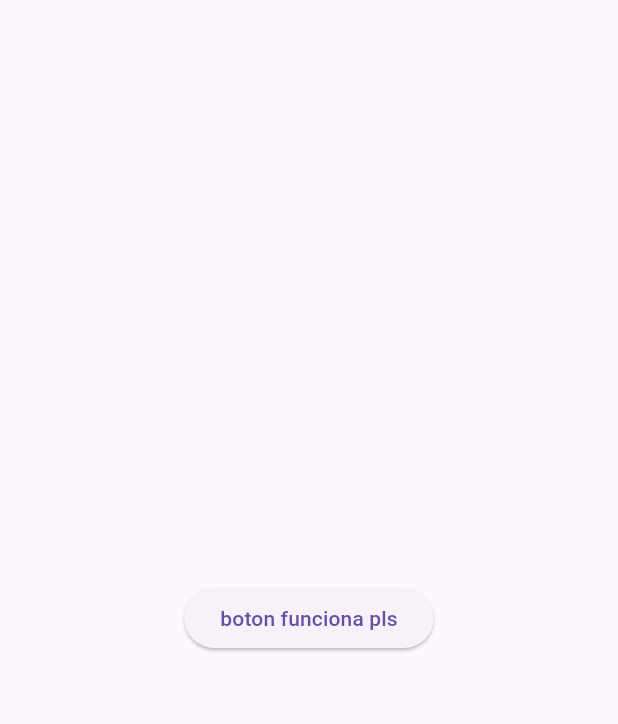
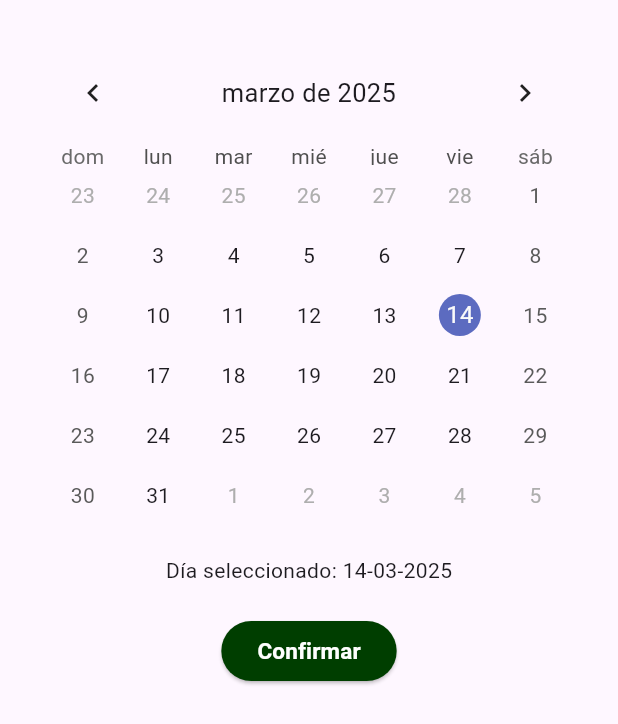
Before and after one commit to PGMerino/app_asistencias, a Flutter app: the Fecha_popUp widget shown alone on an empty page, opened directly, on a phone screen of 412 x 824 dp. Shown: the top 724 px of the screen. Run offline on Flutter 3.47's test engine with Material 3 defaults, Android fonts, the phone set to English and light mode, and no system bars; drawn by our look-alikes of table_calendar.

Commit message:
- 0 verificaciones y validaciones. - Pantallas con textos de prueba: Clases, fecha, profesores y notificaciones. - ModdalBottom fecha, implementado con botón, día seleccionado, opción de seleccionar otros días, idioma en español y poder moverse. - En fecha hay que poner que el día seleccionado y confirmar tengan un lugar fijo que no se adapten según el calendario arriba y abajo. - En fecha cuando pulses confirmar que se quede esta fecha establecida, ahora cuando le das a confirmar y vuelves a fecha vuelve a estar la del día de hoy. - Verificar si al darle confirmar se cambia el día seleccionado a la que hemos seleccionado.

```diff
--- a/lib/pages/alertas.dart
+++ b/lib/pages/alertas.dart
@@ -6,8 +6,10 @@ class Alertas_Page extends StatelessWidget {
 
   @override
   Widget build(BuildContext context) {
-    return Center(
-      child: Text('prueba pag alertas'),
+    return Scaffold(
+      body: Center(
+        child: Text("Pagina de alertas"),
+      )
     );
   }
 }
--- a/lib/pages/clases.dart
+++ b/lib/pages/clases.dart
@@ -6,8 +6,10 @@ class Clases_Page extends StatelessWidget {
 
   @override
   Widget build(BuildContext context) {
-    return Center(
-      child: Text('prueba pag clases'),
+    return Scaffold(
+      body: Center(
+          child: Text('prueba pag clases')
+      ),
     );
   }
 }
--- a/lib/pages/fecha.dart
+++ b/lib/pages/fecha.dart
@@ -1,29 +1,91 @@
 import 'package:app_asistencias/widgets/barra_nav.dart';
 import 'package:flutter/material.dart';
+import 'package:intl/date_symbol_data_local.dart';
+import 'package:intl/intl.dart';
+import 'package:table_calendar/table_calendar.dart';
 
-class Fecha_popUp extends StatelessWidget {
+class Fecha_popUp extends StatefulWidget {
   const Fecha_popUp({super.key});
 
   @override
+  State<Fecha_popUp> createState() => _Fecha_popUpState();
+}
+
+class _Fecha_popUpState extends State<Fecha_popUp> {
+  late DateTime fecha = DateTime.now();
+  late DateTime _focusedDay = DateTime.now();
+
+  @override
+  void initState() {
+    super.initState();
+    fecha = DateTime.now(); // Inicializamos la fecha con la actual
+    _focusedDay = fecha;
+    initializeDateFormatting();
+  }
+
+  void _onSelectedDay(DateTime selectedDay, DateTime focusedDay) {
+    setState(() {
+      fecha = selectedDay; // Ahora actualiza bien la fecha
+      _focusedDay = focusedDay;
+    });
+  }
+
+  @override
   Widget build(BuildContext context) {
-    return Center(
-        child: ElevatedButton(
-            child: Text('boton funciona pls'),
+    return Container(
+      width: double.infinity,
+      padding: EdgeInsets.all(30),
+      child: Column(
+        children: [
+          TableCalendar(
+            rowHeight: 40,
+            locale: 'es_ES',
+            availableGestures: AvailableGestures.all,
+            onDaySelected: _onSelectedDay,
+            selectedDayPredicate: (day) => isSameDay(day, fecha),
+            focusedDay: _focusedDay,
+            // Fecha marcada (La actual)
+            firstDay: DateTime.utc(2000, 1, 1),
+            // Comienza el calendario
+            lastDay: DateTime.utc(2090, 31, 12),
+            calendarFormat: CalendarFormat.month, // Formato por defecto
+            headerStyle: HeaderStyle(
+              formatButtonVisible: false,
+              titleCentered: true
+            ),
+
+
+
+          ),
+
+          SizedBox(height: 20),
+
+          // Muestra la fecha selecionada
+          Text("Día seleccionado: ${DateFormat('dd-MM-yyyy').format(fecha)}"),
+
+          SizedBox(height: 20),
+
+          // Botón para confirmar la fecha y te redirige a clases con el dia selecionado
+          // Botón Iniciar sesión
+          ElevatedButton(
+            style: ElevatedButton.styleFrom(
+                foregroundColor: Colors.white,
+                backgroundColor: const Color(0xFF003E00), // Color hexadecimal
+                fixedSize: Size.fromHeight(40)),
             onPressed: () {
-              showModalBottomSheet(
-                  context: context,
-                  builder: (BuildContext context) {
-                    return SizedBox(
-                      height: 400,
-                      child: Center(
-                        child: ElevatedButton(
-                            onPressed: () {
-                              Navigator.pop(context);
-                            },
-                            child: Text('Cerrar')),
-                      ),
-                    );
-                  });
-            }));
+              fecha = _focusedDay;
+              Navigator.pushReplacementNamed(context, '/home');
+            },
+            child: const Text(
+              'Confirmar',
+              style: TextStyle(
+                fontWeight: FontWeight.bold,
+                fontSize: 15,
+              ),
+            ),
+          ),
+        ],
+      ),
+    );
   }
 }
--- a/lib/pages/login.dart
+++ b/lib/pages/login.dart
@@ -1,4 +1,5 @@
 import 'package:app_asistencias/pages/clases.dart';
+import 'package:app_asistencias/pages/home_screen.dart';
 import 'package:app_asistencias/widgets/barra_nav.dart';
 import 'package:flutter/material.dart';
 
@@ -103,10 +104,7 @@ class _Login_PageState extends State<Login_Page> {
               onPressed: () {
                 // PRUEBAS
                 // Navegar a la pagina de inicio sin verificacion
-                Navigator.push(
-                    context,
-                  MaterialPageRoute(builder: (context) => const BarraNav()),
-                );
+                Navigator.pushReplacementNamed(context, '/home');
                 // Lógica inicio sesión
                 // Verificar que las credenciales sean correctas etc
               },
--- a/lib/pages/profesores.dart
+++ b/lib/pages/profesores.dart
@@ -5,8 +5,10 @@ class Profesores_Page extends StatelessWidget {
 
   @override
   Widget build(BuildContext context) {
-    return Center(
-      child: Text('prueba pag calendar'),
+    return Scaffold(
+      body: Center(
+        child: Text('prueba pag profesores'),
+      )
     );
   }
 }
--- a/pubspec.yaml
+++ b/pubspec.yaml
@@ -34,6 +34,8 @@ dependencies:
   # The following adds the Cupertino Icons font to your application.
   # Use with the CupertinoIcons class for iOS style icons.
   cupertino_icons: ^1.0.8
+  table_calendar: ^3.2.0
+  intl: ^0.20.2
 
 dev_dependencies:
   flutter_test:
```
Also changed, not shown: lib/main.dart (+18 -19 lines), lib/pages/home_screen.dart (+32 -0 lines), lib/providers/index_provider.dart (+13 -0 lines), lib/widgets/barra_nav.dart (+19 -25 lines), pubspec.lock.
